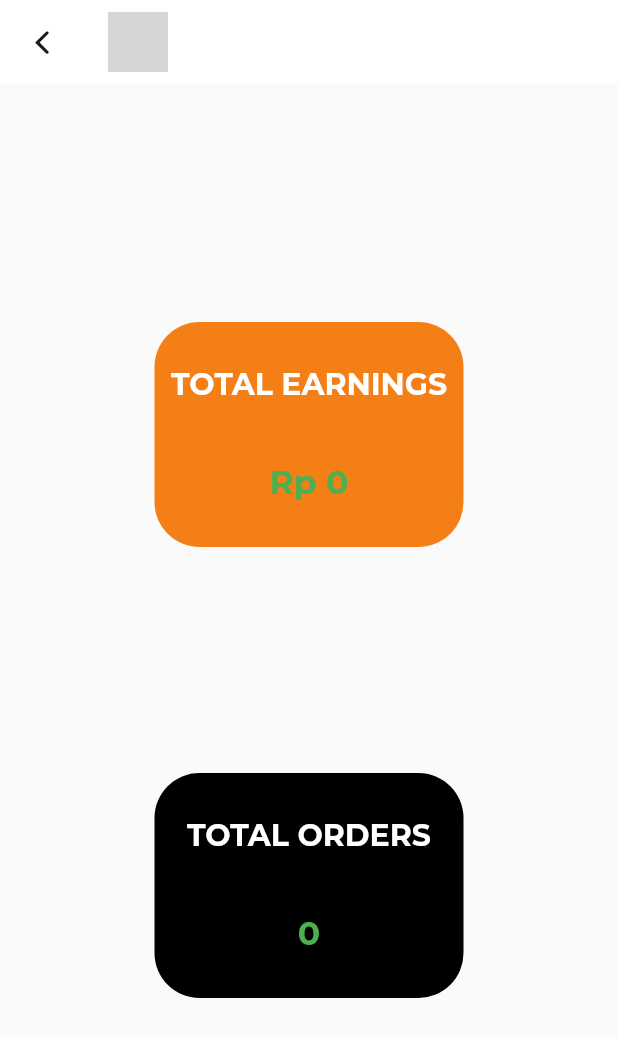
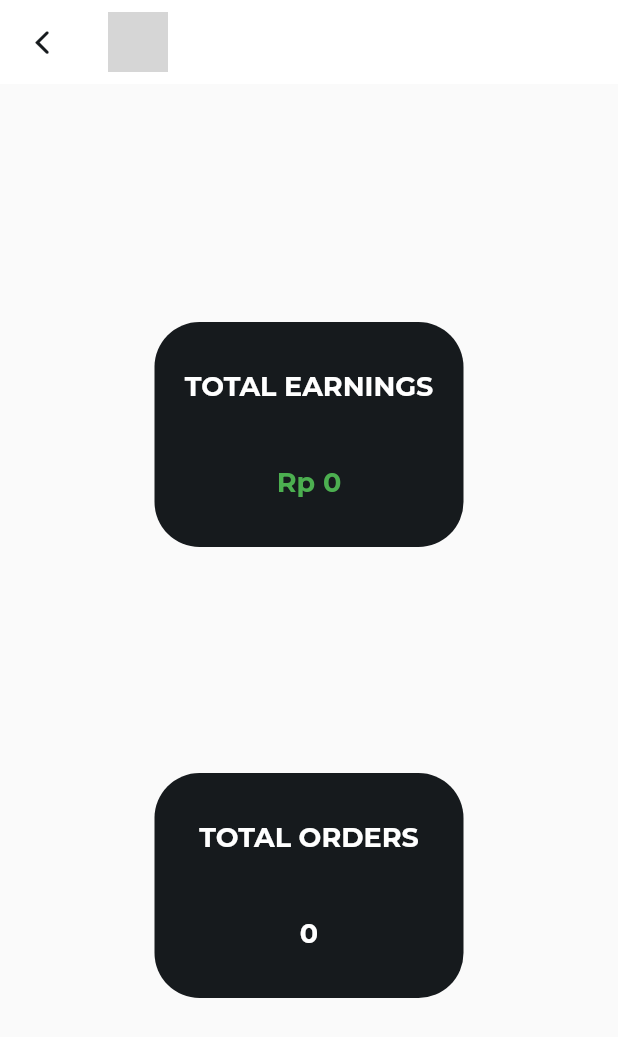
Before and after one commit to bryandk26/second_hand, a Flutter app: the EarningsView screen opened directly, on a phone screen of 412 x 824 dp. Shown: the top 1037 px of the screen. Run offline on Flutter 3.47's test engine with Material 2 defaults, Android fonts, the phone set to English and light mode, and no system bars; our stand-ins replace cached_network_image, cloud_firestore, conditional_builder_null_safety, firebase_auth, firebase_core, firebase_storage and 7 more; accounts and stored records are empty; network calls fail; grey boxes are pictures that could not be loaded.

Commit message:
fix some bug and refactor style

```diff
--- a/lib/buyers/views/inner_screens/buyer_bargain_screens/buyer_bargain_tabs/buyer_bargain_accepted_tab_screen.dart
+++ b/lib/buyers/views/inner_screens/buyer_bargain_screens/buyer_bargain_tabs/buyer_bargain_accepted_tab_screen.dart
@@ -51,7 +51,10 @@ class BuyerBargainAcceptedTab extends StatelessWidget {
                   leading: CircleAvatar(
                     backgroundColor: Colors.white,
                     radius: 14,
-                    child: Icon(Icons.access_time),
+                    child: Icon(
+                      Icons.done,
+                      color: Colors.green,
+                    ),
                   ),
                   title: Text(
                     'Accepted',
--- a/lib/buyers/views/inner_screens/buyer_order_screens/manage_order_tab_views/buyer_order_done.dart
+++ b/lib/buyers/views/inner_screens/buyer_order_screens/manage_order_tab_views/buyer_order_done.dart
@@ -58,7 +58,10 @@ class BuyerOrderDoneTab extends StatelessWidget {
                   leading: CircleAvatar(
                     backgroundColor: Colors.white,
                     radius: 14,
-                    child: Icon(Icons.done),
+                    child: Icon(
+                      Icons.done,
+                      color: Colors.green,
+                    ),
                   ),
                   title: Text(
                     '${document['status']}',
--- a/lib/buyers/views/inner_screens/buyer_order_screens/manage_order_tab_views/buyer_order_on_delivery.dart
+++ b/lib/buyers/views/inner_screens/buyer_order_screens/manage_order_tab_views/buyer_order_on_delivery.dart
@@ -62,7 +62,7 @@ class BuyerOrderOnDeliveryTab extends StatelessWidget {
                   ),
                   title: Text(
                     '${document['status']}',
-                    style: TextStyle(color: Colors.green),
+                    style: TextStyle(color: Colors.yellow.shade900),
                   ),
                   trailing: Text(
                     '${NumberFormat.currency(locale: 'id', symbol: 'Rp ').format(document['productPrice'])}',
--- a/lib/buyers/views/inner_screens/buyer_order_screens/manage_order_tab_views/buyer_order_waiting_for_payment.dart
+++ b/lib/buyers/views/inner_screens/buyer_order_screens/manage_order_tab_views/buyer_order_waiting_for_payment.dart
@@ -66,7 +66,7 @@ class BuyerOrderWaitingPaymentTab extends StatelessWidget {
                     ),
                     title: Text(
                       '${document['status']}',
-                      style: TextStyle(color: Colors.green),
+                      style: TextStyle(color: Colors.yellow.shade900),
                     ),
                     trailing: Text(
                       '${NumberFormat.currency(locale: 'id', symbol: 'Rp ').format(document['productPrice'])}',
--- a/lib/buyers/views/inner_screens/buyer_order_screens/manage_order_tab_views/request_warranty_order_screens/request_warranty_screen.dart
+++ b/lib/buyers/views/inner_screens/buyer_order_screens/manage_order_tab_views/request_warranty_order_screens/request_warranty_screen.dart
@@ -8,8 +8,8 @@ import 'package:flutter/cupertino.dart';
 import 'package:flutter/material.dart';
 import 'package:flutter_easyloading/flutter_easyloading.dart';
 import 'package:image_picker/image_picker.dart';
-import 'package:second_chance/buyers/views/inner_screens/buyer_order_screens/buyer_orders_tab_view.dart';
 import 'package:second_chance/buyers/views/inner_screens/edit_profile_screen.dart';
+import 'package:second_chance/buyers/views/main_screen.dart';
 import 'package:second_chance/buyers/views/widgets/button_global.dart';
 import 'package:second_chance/buyers/views/widgets/text_form_global.dart';
 import 'package:second_chance/theme.dart';
@@ -226,10 +226,10 @@ class _RequestWarrantyOrderScreenState
                               'status': 'Request Warranty',
                             }).then((_) async {
                               await uploadPaymentReceipt();
-                              Navigator.push(
+                              Navigator.pushReplacement(
                                 context,
                                 MaterialPageRoute(
-                                  builder: (context) => BuyerOrderTabView(),
+                                  builder: (context) => MainScreen(),
                                 ),
                               );
                             }).catchError((error) {
--- a/lib/vendors/views/vendor_nav_views/vendor_account_views/earnings_view.dart
+++ b/lib/vendors/views/vendor_nav_views/vendor_account_views/earnings_view.dart
@@ -16,7 +16,7 @@ class EarningsView extends StatelessWidget {
     final Stream<QuerySnapshot> _ordersStream = FirebaseFirestore.instance
         .collection('orders')
         .where('vendorId', isEqualTo: FirebaseAuth.instance.currentUser!.uid)
-        .where('accepted', isEqualTo: true)
+        .where('status', isEqualTo: 'Done')
         .snapshots();
 
     return FutureBuilder<DocumentSnapshot>(
@@ -90,7 +90,7 @@ class EarningsView extends StatelessWidget {
                             height: 150,
                             width: MediaQuery.of(context).size.width * 0.5,
                             decoration: BoxDecoration(
-                              color: Colors.yellow.shade900,
+                              color: blackColor,
                               borderRadius: BorderRadius.circular(30),
                             ),
                             child: Column(
@@ -100,11 +100,7 @@ class EarningsView extends StatelessWidget {
                                   padding: const EdgeInsets.all(10.0),
                                   child: Text(
                                     'TOTAL EARNINGS',
-                                    style: TextStyle(
-                                      color: Colors.white,
-                                      fontSize: 20,
-                                      fontWeight: FontWeight.bold,
-                                    ),
+                                    style: textButton,
                                   ),
                                 ),
                                 Padding(
@@ -113,7 +109,7 @@ class EarningsView extends StatelessWidget {
                                     '${NumberFormat.currency(locale: 'id', symbol: 'Rp ').format(totalOrder)}',
                                     style: TextStyle(
                                       color: Colors.green,
-                                      fontSize: 22,
+                                      fontSize: 18,
                                       fontWeight: FontWeight.bold,
                                     ),
                                   ),
@@ -125,7 +121,7 @@ class EarningsView extends StatelessWidget {
                             height: 150,
                             width: MediaQuery.of(context).size.width * 0.5,
                             decoration: BoxDecoration(
-                              color: Colors.black,
+                              color: blackColor,
                               borderRadius: BorderRadius.circular(30),
                             ),
                             child: Column(
@@ -135,11 +131,7 @@ class EarningsView extends StatelessWidget {
                                   padding: const EdgeInsets.all(10.0),
                                   child: Text(
                                     'TOTAL ORDERS',
-                                    style: TextStyle(
-                                      color: Colors.white,
-                                      fontSize: 20,
-                                      fontWeight: FontWeight.bold,
-                                    ),
+                                    style: textButton,
                                   ),
                                 ),
                                 Padding(
@@ -147,8 +139,8 @@ class EarningsView extends StatelessWidget {
                                   child: Text(
                                     snapshot.data!.docs.length.toString(),
                                     style: TextStyle(
-                                      color: Colors.green,
-                                      fontSize: 22,
+                                      color: whiteColor,
+                                      fontSize: 18,
                                       fontWeight: FontWeight.bold,
                                     ),
                                   ),
--- a/lib/vendors/views/vendor_nav_views/vendor_bargain_views/vendor_bargain_tabs/vendor_bargain_accepted_tab_screen.dart
+++ b/lib/vendors/views/vendor_nav_views/vendor_bargain_views/vendor_bargain_tabs/vendor_bargain_accepted_tab_screen.dart
@@ -51,7 +51,10 @@ class VendorBargainAcceptedTab extends StatelessWidget {
                   leading: CircleAvatar(
                     backgroundColor: Colors.white,
                     radius: 14,
-                    child: Icon(Icons.access_time),
+                    child: Icon(
+                      Icons.done,
+                      color: Colors.green,
+                    ),
                   ),
                   title: Text(
                     'Accepted',
--- a/lib/vendors/views/vendor_nav_views/vendor_bargain_views/vendor_bargain_tabs/vendor_bargain_confirmation_tab_screen.dart
+++ b/lib/vendors/views/vendor_nav_views/vendor_bargain_views/vendor_bargain_tabs/vendor_bargain_confirmation_tab_screen.dart
@@ -157,6 +157,7 @@ class VendorBargainConfirmationTab extends StatelessWidget {
                           'email': document['email'],
                           'phone': document['phone'],
                           'address': document['address'],
+                          'postalCode': document['postalCode'],
                           'buyerId': document['buyerId'],
                           'fullName': document['fullName'],
                           'buyerPhoto': document['buyerPhoto'],
--- a/lib/vendors/views/vendor_nav_views/vendor_order_views/manage_order_tab_views/vendor_order_done.dart
+++ b/lib/vendors/views/vendor_nav_views/vendor_order_views/manage_order_tab_views/vendor_order_done.dart
@@ -58,7 +58,10 @@ class VendorOrderDoneTab extends StatelessWidget {
                   leading: CircleAvatar(
                     backgroundColor: Colors.white,
                     radius: 14,
-                    child: Icon(Icons.done),
+                    child: Icon(
+                      Icons.done,
+                      color: Colors.green,
+                    ),
                   ),
                   title: Text(
                     '${document['status']}',
--- a/lib/vendors/views/vendor_nav_views/vendor_order_views/manage_order_tab_views/vendor_order_on_delivery.dart
+++ b/lib/vendors/views/vendor_nav_views/vendor_order_views/manage_order_tab_views/vendor_order_on_delivery.dart
@@ -62,7 +62,7 @@ class VendorOrderOnDeliveryTab extends StatelessWidget {
                   ),
                   title: Text(
                     '${document['status']}',
-                    style: TextStyle(color: Colors.green),
+                    style: TextStyle(color: Colors.yellow.shade900),
                   ),
                   trailing: Text(
                     '${NumberFormat.currency(locale: 'id', symbol: 'Rp ').format(document['productPrice'])}',
--- a/lib/vendors/views/vendor_nav_views/vendor_order_views/manage_order_tab_views/vendor_order_waiting_for_payment.dart
+++ b/lib/vendors/views/vendor_nav_views/vendor_order_views/manage_order_tab_views/vendor_order_waiting_for_payment.dart
@@ -62,7 +62,7 @@ class VendorOrderWaitingPaymentTab extends StatelessWidget {
                   ),
                   title: Text(
                     '${document['status']}',
-                    style: TextStyle(color: Colors.green),
+                    style: TextStyle(color: Colors.yellow.shade900),
                   ),
                   trailing: Text(
                     '${NumberFormat.currency(locale: 'id', symbol: 'Rp ').format(document['productPrice'])}',
--- a/lib/vendors/views/vendor_nav_views/vendor_order_views/manage_order_tab_views/vendor_request_warranty_order_view/Input_payment_from_vendor_warranty_view.dart
+++ b/lib/vendors/views/vendor_nav_views/vendor_order_views/manage_order_tab_views/vendor_request_warranty_order_view/Input_payment_from_vendor_warranty_view.dart
@@ -109,7 +109,7 @@ class _InputPaymentFromVendorWarrantyViewState
         ),
         iconTheme: IconThemeData(color: blackColor),
         title: Text(
-          'Payment Warranty Order Information',
+          'Payment Warranty Order',
           style: subTitle,
         ),
       ),
```
